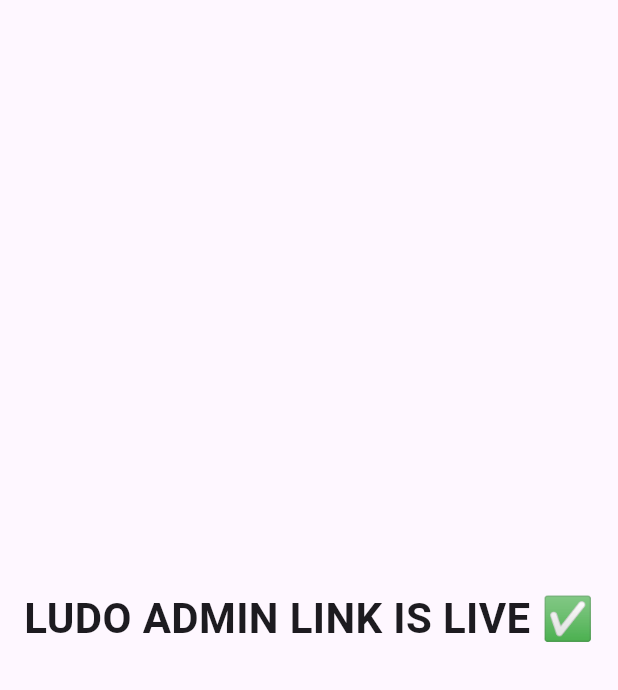
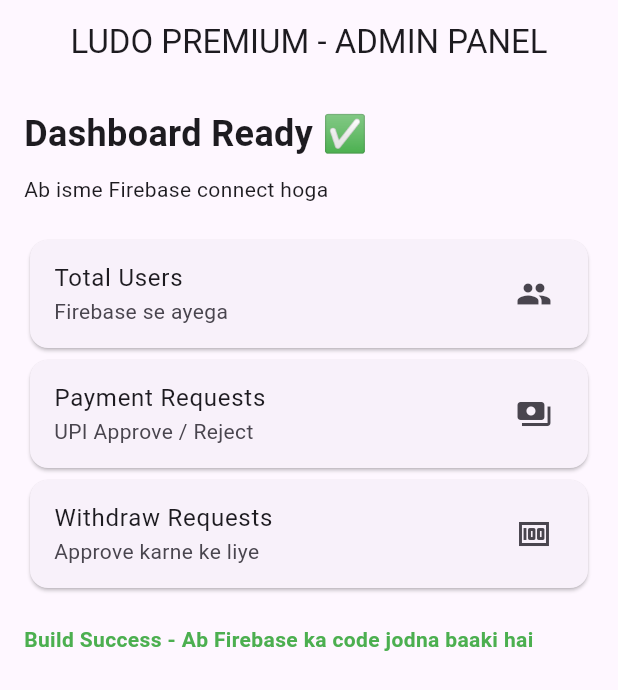
Before and after one commit to rohitsinghindian91/-ludo-admin, a Flutter app: the screen it shows after launch, on a phone screen of 412 x 824 dp. Shown: the top 690 px of the screen. Run offline on Flutter 3.47's test engine with Material 3 defaults, Android fonts, the light colour scheme and no system bars.

Commit message:
Update main.dart

```diff
--- a/lib/main.dart
+++ b/lib/main.dart
@@ -1,2 +1,30 @@
 import 'package:flutter/material.dart';
-void main() => runApp(const MaterialApp(home: Scaffold(body: Center(child: Text("LUDO ADMIN LINK IS LIVE ✅", style: TextStyle(fontSize: 28, fontWeight: FontWeight.bold))))));
+void main() => runApp(const LudoAdmin());
+class LudoAdmin extends StatelessWidget {
+  const LudoAdmin({super.key});
+  @override
+  Widget build(BuildContext context) {
+    return MaterialApp(
+      debugShowCheckedModeBanner: false,
+      title: 'Ludo Admin',
+      theme: ThemeData(useMaterial3: true, colorSchemeSeed: Colors.deepPurple),
+      home: Scaffold(
+        appBar: AppBar(title: const Text('LUDO PREMIUM - ADMIN PANEL'), centerTitle: true),
+        body: ListView(
+          padding: const EdgeInsets.all(16),
+          children: [
+            const Text('Dashboard Ready ✅', style: TextStyle(fontSize: 24, fontWeight: FontWeight.bold)),
+            const SizedBox(height: 10),
+            const Text('Ab isme Firebase connect hoga'),
+            const SizedBox(height: 20),
+            Card(child: ListTile(title: const Text('Total Users'), subtitle: const Text('Firebase se ayega'), trailing: const Icon(Icons.people), onTap: () {})),
+            Card(child: ListTile(title: const Text('Payment Requests'), subtitle: const Text('UPI Approve / Reject'), trailing: const Icon(Icons.payments), onTap: () {})),
+            Card(child: ListTile(title: const Text('Withdraw Requests'), subtitle: const Text('Approve karne ke liye'), trailing: const Icon(Icons.money), onTap: () {})),
+            const SizedBox(height: 20),
+            const Text('Build Success - Ab Firebase ka code jodna baaki hai', style: TextStyle(color: Colors.green, fontWeight: FontWeight.bold)),
+          ],
+        ),
+      ),
+    );
+  }
+}
```
